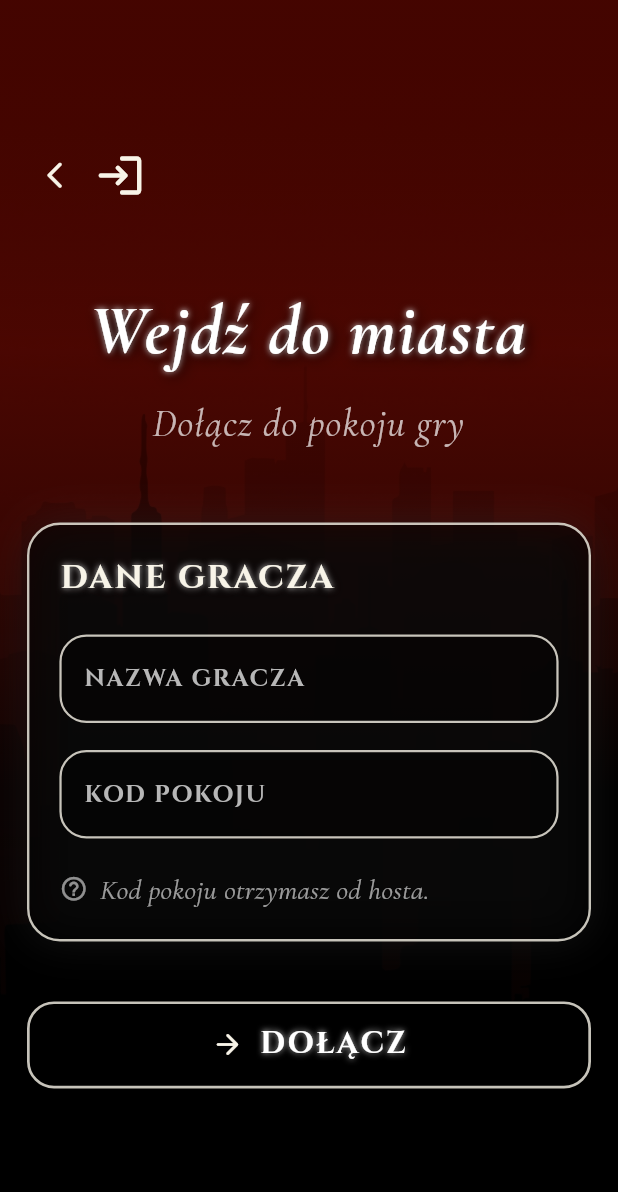
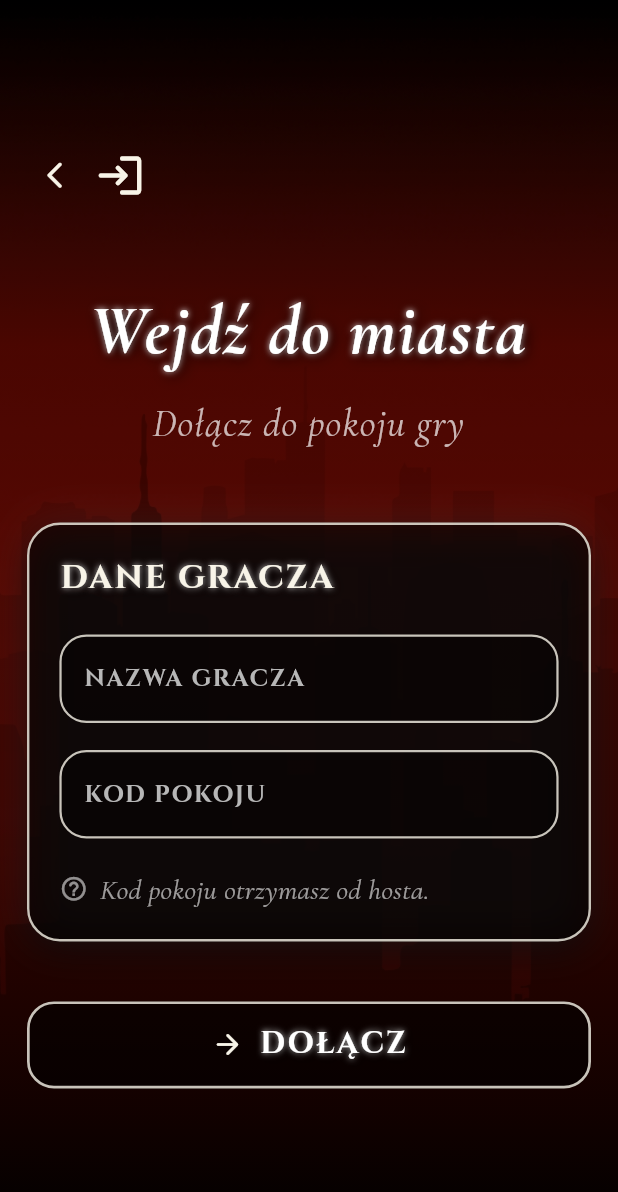
Before and after one commit to Bysky6711/6711, a Flutter app: the JoinGameScreen screen opened directly, on a phone screen of 412 x 824 dp. Shown: the top 1192 px of the screen. Run offline on Flutter 3.47's test engine with Material 3 defaults, Android fonts, the phone set to English and light mode, and no system bars; our stand-ins replace google_fonts.

Commit message:
Odswiezenie ui

```diff
--- a/lib/main.dart
+++ b/lib/main.dart
@@ -1022,6 +1022,7 @@ class MafiaBackground extends StatelessWidget {
   Widget build(BuildContext context) {
     return Stack(
       children: [
+        // Tło zakotwiczone od dołu — budynki zostają przy dolnej krawędzi.
         Positioned.fill(
           child: Image.asset(
             backgroundPath,
@@ -1029,6 +1030,11 @@ class MafiaBackground extends StatelessWidget {
             alignment: Alignment.bottomCenter,
           ),
         ),
+
+        // Gradient idzie od dołu ku górze:
+        // dół ciemniejszy dla czytelności UI,
+        // środek czerwony,
+        // góra bardziej przyciemniona.
         Positioned.fill(
           child: Container(
             decoration: BoxDecoration(
@@ -1036,14 +1042,14 @@ class MafiaBackground extends StatelessWidget {
                 begin: Alignment.bottomCenter,
                 end: Alignment.topCenter,
                 colors: [
-                  Colors.black.withValues(alpha: 0.96),
-                  Colors.black.withValues(alpha: 0.78),
-                  AppColors.deepRed.withValues(alpha: 0.78),
-                  AppColors.deepRed.withValues(alpha: 0.92),
+                  Colors.black.withValues(alpha: 0.88),
+                  AppColors.deepRed.withValues(alpha: 0.62),
+                  AppColors.deepRed.withValues(alpha: 0.84),
+                  Colors.black.withValues(alpha: 0.42),
                 ],
                 stops: const [
                   0.00,
-                  0.36,
+                  0.34,
                   0.72,
                   1.00,
                 ],
@@ -1051,6 +1057,7 @@ class MafiaBackground extends StatelessWidget {
             ),
           ),
         ),
+
         Positioned.fill(
           child: child,
         ),
```
